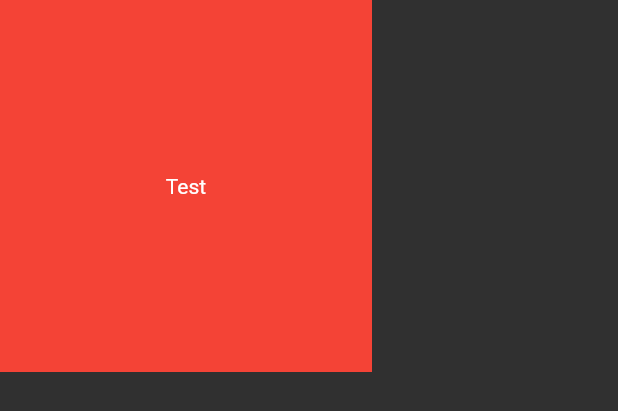
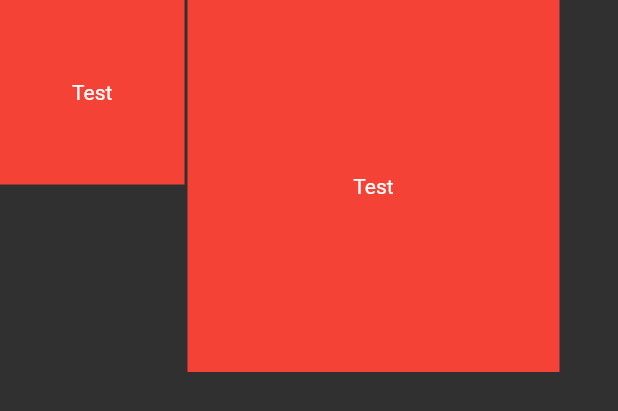
Before and after one commit to Lin2D2/school_notebook, a Flutter app: the D4PageContentLayout widget shown alone on an empty page, opened directly, on a phone screen of 412 x 824 dp. Shown: the top 411 px of the screen. Run offline on Flutter 3.47's test engine with Material 2 defaults, Android fonts, the phone set to English and light mode, and no system bars; our stand-ins replace page_transition, sembast.

Commit message:
smaller fixes and stuff

```diff
--- a/lib/widgets/d4_page_content_layout.dart
+++ b/lib/widgets/d4_page_content_layout.dart
@@ -13,7 +13,8 @@ class D4PageContentLayout extends StatefulWidget {
 class _D4PageContentLayoutState extends State<D4PageContentLayout> {
   List<ContentElement> content = [
     ContentElement(id: 1, left: 0, top: 0, width: 5, height: 5, contentId: 11),
-    ContentElement(id: 2, left: 0, top: 0, width: 10, height: 10, contentId: 21),
+    ContentElement(
+        id: 2, left: 5, top: 0, width: 10, height: 10, contentId: 21),
   ];
   Widget child = Container(
     color: Colors.red,
@@ -26,7 +27,8 @@ class _D4PageContentLayoutState extends State<D4PageContentLayout> {
       children: List.generate(
         content.length,
         (index) => CustomDraggable(
-          child: child, // TODO Determint by content
+          child: child,
+          // TODO Determint by content
           left: content[index].left * 25,
           top: content[index].top * 25,
           width: content[index].width * 25 - 2,
```
Also changed, not shown: lib/main.dart (+10 -4 lines).
